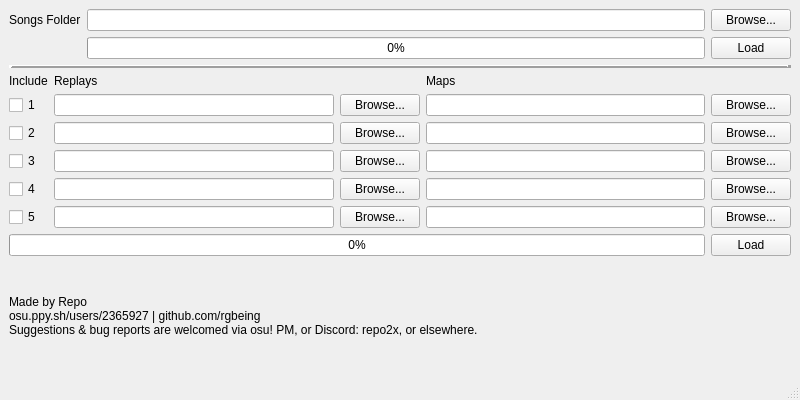
This is mainwindow.ui in rgbeing/osu-aim-analyzer as Qt 5 draws it before an edit. The edited form follows.
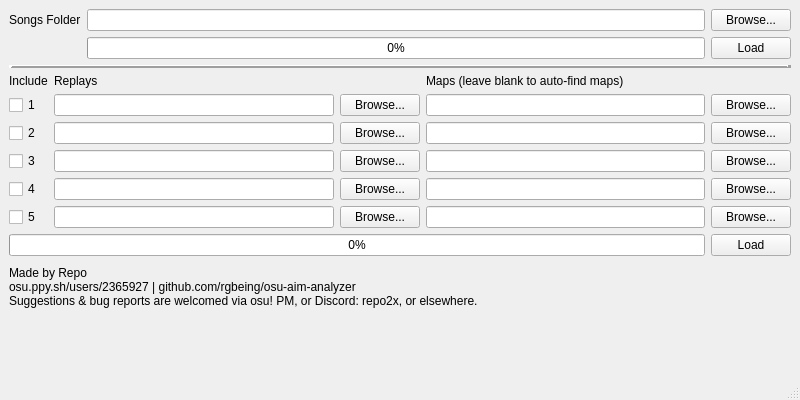
This is the edited form. Custom widgets are drawn as their Qt base class.

Commit message:
Implement beatmap auto-finding function
Implement update alerting function
Modify README

The edit to the form file:
```diff
--- a/mainwindow.ui
+++ b/mainwindow.ui
@@ -120,7 +120,7 @@
         <item row="0" column="3">
          <widget class="QLabel" name="label">
           <property name="text">
-           <string>Maps</string>
+           <string>Maps (leave blank to auto-find maps)</string>
           </property>
          </widget>
         </item>
@@ -267,8 +267,21 @@
        <widget class="QLabel" name="label_3">
         <property name="text">
          <string>Made by Repo
-osu.ppy.sh/users/2365927 | github.com/rgbeing
+osu.ppy.sh/users/2365927 | github.com/rgbeing/osu-aim-analyzer
 Suggestions &amp; bug reports are welcomed via osu! PM, or Discord: repo2x, or elsewhere.</string>
+        </property>
+        <property name="textInteractionFlags">
+         <set>Qt::LinksAccessibleByMouse|Qt::TextSelectableByMouse</set>
+        </property>
+       </widget>
+      </item>
+      <item>
+       <widget class="QLabel" name="updateCheckLabel">
+        <property name="text">
+         <string/>
+        </property>
+        <property name="textInteractionFlags">
+         <set>Qt::LinksAccessibleByMouse|Qt::TextSelectableByMouse</set>
         </property>
        </widget>
       </item>
```
Left out of the diff: 10 changed lines with no effect on the pictures. The commit also changes 11 other files.
